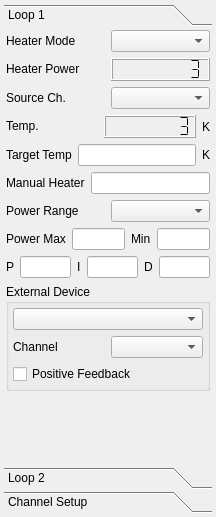
northriv/KAME, file modules/tempcontrol/tempcontrolform.ui: the form before one commit.
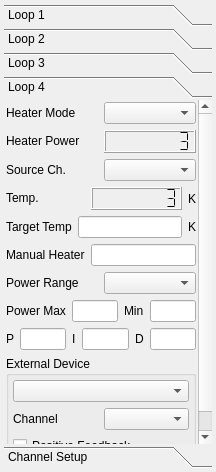
The form after the commit.

Commit message: upto 4 loops

Diff of the .ui file:
```diff
--- a/modules/tempcontrol/tempcontrolform.ui
+++ b/modules/tempcontrol/tempcontrolform.ui
@@ -7,7 +7,7 @@
     <x>0</x>
     <y>0</y>
     <width>216</width>
-    <height>517</height>
+    <height>472</height>
    </rect>
   </property>
   <property name="sizePolicy">
@@ -42,7 +42,7 @@
        <enum>QFrame::Plain</enum>
       </property>
       <property name="currentIndex">
-       <number>0</number>
+       <number>3</number>
       </property>
       <property name="tabSpacing">
        <number>2</number>
@@ -53,7 +53,7 @@
          <x>0</x>
          <y>0</y>
          <width>208</width>
-         <height>431</height>
+         <height>426</height>
         </rect>
        </property>
        <property name="sizePolicy">
@@ -127,7 +127,7 @@
             <property name="smallDecimalPoint">
              <bool>false</bool>
             </property>
-            <property name="numDigits">
+            <property name="digitCount">
              <number>8</number>
             </property>
             <property name="mode">
@@ -198,7 +198,7 @@
             <property name="smallDecimalPoint">
              <bool>false</bool>
             </property>
-            <property name="numDigits">
+            <property name="digitCount">
              <number>8</number>
             </property>
             <property name="mode">
@@ -979,6 +979,986 @@
         </item>
        </layout>
       </widget>
+      <widget class="QWidget" name="m_pageLoop3">
+       <property name="geometry">
+        <rect>
+         <x>0</x>
+         <y>0</y>
+         <width>208</width>
+         <height>426</height>
+        </rect>
+       </property>
+       <property name="sizePolicy">
+        <sizepolicy hsizetype="Preferred" vsizetype="Preferred">
+         <horstretch>0</horstretch>
+         <verstretch>0</verstretch>
+        </sizepolicy>
+       </property>
+       <property name="minimumSize">
+        <size>
+         <width>0</width>
+         <height>0</height>
+        </size>
+       </property>
+       <attribute name="label">
+        <string>Loop 3</string>
+       </attribute>
+       <layout class="QVBoxLayout" name="verticalLayout_32">
+        <property name="leftMargin">
+         <number>2</number>
+        </property>
+        <property name="topMargin">
+         <number>2</number>
+        </property>
+        <property name="rightMargin">
+         <number>2</number>
+        </property>
+        <property name="bottomMargin">
+         <number>2</number>
+        </property>
+        <item>
+         <layout class="QHBoxLayout">
+          <item>
+           <widget class="QLabel" name="textLabel317">
+            <property name="sizePolicy">
+             <sizepolicy hsizetype="Preferred" vsizetype="Fixed">
+              <horstretch>0</horstretch>
+              <verstretch>0</verstretch>
+             </sizepolicy>
+            </property>
+            <property name="text">
+             <string>Heater Mode</string>
+            </property>
+            <property name="wordWrap">
+             <bool>false</bool>
+            </property>
+           </widget>
+          </item>
+          <item>
+           <widget class="QComboBox" name="m_cmbHeaterMode3"/>
+          </item>
+         </layout>
+        </item>
+        <item>
+         <layout class="QHBoxLayout">
+          <item>
+           <widget class="QLabel" name="textLabel35">
+            <property name="sizePolicy">
+             <sizepolicy hsizetype="Preferred" vsizetype="Fixed">
+              <horstretch>0</horstretch>
+              <verstretch>0</verstretch>
+             </sizepolicy>
+            </property>
+            <property name="text">
+             <string>Heater Power</string>
+            </property>
+            <property name="wordWrap">
+             <bool>false</bool>
+            </property>
+           </widget>
+          </item>
+          <item>
+           <widget class="QLCDNumber" name="m_lcdHeater3">
+            <property name="frameShape">
+             <enum>QFrame::Box</enum>
+            </property>
+            <property name="frameShadow">
+             <enum>QFrame::Raised</enum>
+            </property>
+            <property name="smallDecimalPoint">
+             <bool>false</bool>
+            </property>
+            <property name="digitCount">
+             <number>8</number>
+            </property>
+            <property name="mode">
+             <enum>QLCDNumber::Dec</enum>
+            </property>
+            <property name="segmentStyle">
+             <enum>QLCDNumber::Flat</enum>
+            </property>
+            <property name="value" stdset="0">
+             <double>3.000000000000000</double>
+            </property>
+            <property name="intValue" stdset="0">
+             <number>3</number>
+            </property>
+           </widget>
+          </item>
+         </layout>
+        </item>
+        <item>
+         <layout class="QHBoxLayout">
+          <item>
+           <widget class="QLabel" name="textLabel316">
+            <property name="sizePolicy">
+             <sizepolicy hsizetype="Preferred" vsizetype="Fixed">
+              <horstretch>0</horstretch>
+              <verstretch>0</verstretch>
+             </sizepolicy>
+            </property>
+            <property name="text">
+             <string>Source Ch.</string>
+            </property>
+            <property name="wordWrap">
+             <bool>false</bool>
+            </property>
+           </widget>
+          </item>
+          <item>
+           <widget class="QComboBox" name="m_cmbSourceChannel3"/>
+          </item>
+         </layout>
+        </item>
+        <item>
+         <layout class="QHBoxLayout">
+          <item>
+           <widget class="QLabel" name="textLabel35_2">
+            <property name="sizePolicy">
+             <sizepolicy hsizetype="Preferred" vsizetype="Fixed">
+              <horstretch>0</horstretch>
+              <verstretch>0</verstretch>
+             </sizepolicy>
+            </property>
+            <property name="text">
+             <string>Temp.</string>
+            </property>
+            <property name="wordWrap">
+             <bool>false</bool>
+            </property>
+           </widget>
+          </item>
+          <item>
+           <widget class="QLCDNumber" name="m_lcdSourceTemp3">
+            <property name="frameShape">
+             <enum>QFrame::Box</enum>
+            </property>
+            <property name="frameShadow">
+             <enum>QFrame::Raised</enum>
+            </property>
+            <property name="smallDecimalPoint">
+             <bool>false</bool>
+            </property>
+            <property name="digitCount">
+             <number>8</number>
+            </property>
+            <property name="mode">
+             <enum>QLCDNumber::Dec</enum>
+            </property>
+            <property name="segmentStyle">
+             <enum>QLCDNumber::Flat</enum>
+            </property>
+            <property name="value" stdset="0">
+             <double>3.000000000000000</double>
+            </property>
+            <property name="intValue" stdset="0">
+             <number>3</number>
+            </property>
+           </widget>
+          </item>
+          <item>
+           <widget class="QLabel" name="textLabel39_2">
+            <property name="sizePolicy">
+             <sizepolicy hsizetype="Fixed" vsizetype="Preferred">
+              <horstretch>0</horstretch>
+              <verstretch>0</verstretch>
+             </sizepolicy>
+            </property>
+            <property name="text">
+             <string>K</string>
+            </property>
+            <property name="wordWrap">
+             <bool>false</bool>
+            </property>
+           </widget>
+          </item>
+         </layout>
+        </item>
+        <item>
+         <layout class="QHBoxLayout">
+          <item>
+           <widget class="QLabel" name="textLabel318">
+            <property name="sizePolicy">
+             <sizepolicy hsizetype="Preferred" vsizetype="Fixed">
+              <horstretch>0</horstretch>
+              <verstretch>0</verstretch>
+             </sizepolicy>
+            </property>
+            <property name="text">
+             <string>Target Temp</string>
+            </property>
+            <property name="wordWrap">
+             <bool>false</bool>
+            </property>
+           </widget>
+          </item>
+          <item>
+           <widget class="QLineEdit" name="m_edTargetTemp3"/>
+          </item>
+          <item>
+           <widget class="QLabel" name="textLabel39_2_2">
+            <property name="sizePolicy">
+             <sizepolicy hsizetype="Fixed" vsizetype="Preferred">
+              <horstretch>0</horstretch>
+              <verstretch>0</verstretch>
+             </sizepolicy>
+            </property>
+            <property name="text">
+             <string>K</string>
+            </property>
+            <property name="wordWrap">
+             <bool>false</bool>
+            </property>
+           </widget>
+          </item>
+         </layout>
+        </item>
+        <item>
+         <layout class="QHBoxLayout">
+          <item>
+           <widget class="QLabel" name="textLabel318_2">
+            <property name="sizePolicy">
+             <sizepolicy hsizetype="Preferred" vsizetype="Fixed">
+              <horstretch>0</horstretch>
+              <verstretch>0</verstretch>
+             </sizepolicy>
+            </property>
+            <property name="text">
+             <string>Manual Heater</string>
+            </property>
+            <property name="wordWrap">
+             <bool>false</bool>
+            </property>
+           </widget>
+          </item>
+          <item>
+           <widget class="QLineEdit" name="m_edManHeater3"/>
+          </item>
+         </layout>
+        </item>
+        <item>
+         <layout class="QHBoxLayout">
+          <item>
+           <widget class="QLabel" name="textLabel322">
+            <property name="sizePolicy">
+             <sizepolicy hsizetype="Preferred" vsizetype="Fixed">
+              <horstretch>0</horstretch>
+              <verstretch>0</verstretch>
+             </sizepolicy>
+            </property>
+            <property name="text">
+             <string>Power Range</string>
+            </property>
+            <property name="wordWrap">
+             <bool>false</bool>
+            </property>
+           </widget>
+          </item>
+          <item>
+           <widget class="QComboBox" name="m_cmbPowerRange3"/>
+          </item>
+         </layout>
+        </item>
+        <item>
+         <layout class="QHBoxLayout" name="_35">
+          <item>
+           <widget class="QLabel" name="textLabel318_2_3">
+            <property name="sizePolicy">
+             <sizepolicy hsizetype="Preferred" vsizetype="Fixed">
+              <horstretch>0</horstretch>
+              <verstretch>0</verstretch>
+             </sizepolicy>
+            </property>
+            <property name="text">
+             <string>Power Max</string>
+            </property>
+            <property name="wordWrap">
+             <bool>false</bool>
+            </property>
+           </widget>
+          </item>
+          <item>
+           <widget class="QLineEdit" name="m_edPowerMax3">
+            <property name="sizePolicy">
+             <sizepolicy hsizetype="Preferred" vsizetype="Fixed">
+              <horstretch>0</horstretch>
+              <verstretch>0</verstretch>
+             </sizepolicy>
+            </property>
+           </widget>
+          </item>
+          <item>
+           <widget class="QLabel" name="textLabel318_2_2_4">
+            <property name="sizePolicy">
+             <sizepolicy hsizetype="Preferred" vsizetype="Fixed">
+              <horstretch>0</horstretch>
+              <verstretch>0</verstretch>
+             </sizepolicy>
+            </property>
+            <property name="text">
+             <string>Min</string>
+            </property>
+            <property name="wordWrap">
+             <bool>false</bool>
+            </property>
+           </widget>
+          </item>
+          <item>
+           <widget class="QLineEdit" name="m_edPowerMin3">
+            <property name="sizePolicy">
+             <sizepolicy hsizetype="Preferred" vsizetype="Fixed">
+              <horstretch>0</horstretch>
+              <verstretch>0</verstretch>
+             </sizepolicy>
+            </property>
+           </widget>
+          </item>
+         </layout>
+        </item>
+        <item>
+         <layout class="QHBoxLayout" name="_34">
+          <item>
+           <widget class="QLabel" name="textLabel318_2_2">
+            <property name="sizePolicy">
+             <sizepolicy hsizetype="Preferred" vsizetype="Fixed">
+              <horstretch>0</horstretch>
+              <verstretch>0</verstretch>
+             </sizepolicy>
+            </property>
+            <property name="text">
+             <string>P</string>
+            </property>
+            <property name="wordWrap">
+             <bool>false</bool>
+            </property>
+           </widget>
+          </item>
+          <item>
+           <widget class="QLineEdit" name="m_edP3">
+            <property name="sizePolicy">
+             <sizepolicy hsizetype="Preferred" vsizetype="Fixed">
+              <horstretch>0</horstretch>
+              <verstretch>0</verstretch>
+             </sizepolicy>
+            </property>
+           </widget>
+          </item>
+          <item>
+           <widget class="QLabel" name="textLabel318_2_2_2">
+            <property name="sizePolicy">
+             <sizepolicy hsizetype="Preferred" vsizetype="Fixed">
+              <horstretch>0</horstretch>
+              <verstretch>0</verstretch>
+             </sizepolicy>
+            </property>
+            <property name="text">
+             <string>I</string>
+            </property>
+            <property name="wordWrap">
+             <bool>false</bool>
+            </property>
+           </widget>
+          </item>
+          <item>
+           <widget class="QLineEdit" name="m_edI3">
+            <property name="sizePolicy">
+             <sizepolicy hsizetype="Preferred" vsizetype="Fixed">
+              <horstretch>0</horstretch>
+              <verstretch>0</verstretch>
+             </sizepolicy>
+            </property>
+           </widget>
+          </item>
+          <item>
+           <widget class="QLabel" name="textLabel318_2_2_3">
+            <property name="sizePolicy">
+             <sizepolicy hsizetype="Preferred" vsizetype="Fixed">
+              <horstretch>0</horstretch>
+              <verstretch>0</verstretch>
+             </sizepolicy>
+            </property>
+            <property name="text">
+             <string>D</string>
+            </property>
+            <property name="wordWrap">
+             <bool>false</bool>
+            </property>
+           </widget>
+          </item>
+          <item>
+           <widget class="QLineEdit" name="m_edD3">
+            <property name="sizePolicy">
+             <sizepolicy hsizetype="Preferred" vsizetype="Fixed">
+              <horstretch>0</horstretch>
+              <verstretch>0</verstretch>
+             </sizepolicy>
+            </property>
+           </widget>
+          </item>
+         </layout>
+        </item>
+        <item>
+         <widget class="QGroupBox" name="groupBox32">
+          <property name="title">
+           <string>External Device</string>
+          </property>
+          <layout class="QGridLayout" name="gridLayout">
+           <property name="leftMargin">
+            <number>4</number>
+           </property>
+           <property name="topMargin">
+            <number>4</number>
+           </property>
+           <property name="rightMargin">
+            <number>4</number>
+           </property>
+           <property name="bottomMargin">
+            <number>4</number>
+           </property>
+           <item row="1" column="0">
+            <widget class="QLabel" name="textLabel31">
+             <property name="sizePolicy">
+              <sizepolicy hsizetype="Preferred" vsizetype="Fixed">
+               <horstretch>0</horstretch>
+               <verstretch>0</verstretch>
+              </sizepolicy>
+             </property>
+             <property name="text">
+              <string>Channel</string>
+             </property>
+             <property name="wordWrap">
+              <bool>false</bool>
+             </property>
+            </widget>
+           </item>
+           <item row="0" column="0" colspan="2">
+            <widget class="QComboBox" name="m_cmbExtDevice3">
+             <property name="sizePolicy">
+              <sizepolicy hsizetype="Preferred" vsizetype="Fixed">
+               <horstretch>0</horstretch>
+               <verstretch>0</verstretch>
+              </sizepolicy>
+             </property>
+            </widget>
+           </item>
+           <item row="1" column="1">
+            <widget class="QComboBox" name="m_cmbExtDCSrcCh3"/>
+           </item>
+           <item row="2" column="0" colspan="2">
+            <widget class="QCheckBox" name="m_ckbExtIsPositive3">
+             <property name="text">
+              <string>Positive Feedback</string>
+             </property>
+            </widget>
+           </item>
+          </layout>
+         </widget>
+        </item>
+        <item>
+         <spacer name="verticalSpacer_32">
+          <property name="orientation">
+           <enum>Qt::Vertical</enum>
+          </property>
+          <property name="sizeHint" stdset="0">
+           <size>
+            <width>20</width>
+            <height>16</height>
+           </size>
+          </property>
+         </spacer>
+        </item>
+       </layout>
+      </widget>
+      <widget class="QWidget" name="m_pageLoop4">
+       <property name="geometry">
+        <rect>
+         <x>0</x>
+         <y>0</y>
+         <width>208</width>
+         <height>426</height>
+        </rect>
+       </property>
+       <property name="sizePolicy">
+        <sizepolicy hsizetype="Preferred" vsizetype="Preferred">
+         <horstretch>0</horstretch>
+         <verstretch>0</verstretch>
+        </sizepolicy>
+       </property>
+       <property name="minimumSize">
+        <size>
+         <width>0</width>
+         <height>0</height>
+        </size>
+       </property>
+       <attribute name="label">
+        <string>Loop 4</string>
+       </attribute>
+       <layout class="QVBoxLayout" name="verticalLayout_42">
+        <property name="leftMargin">
+         <number>2</number>
+        </property>
+        <property name="topMargin">
+         <number>2</number>
+        </property>
+        <property name="rightMargin">
+         <number>2</number>
+        </property>
+        <property name="bottomMargin">
+         <number>2</number>
+        </property>
+        <item>
+         <layout class="QHBoxLayout">
+          <item>
+           <widget class="QLabel" name="textLabel417">
+            <property name="sizePolicy">
+             <sizepolicy hsizetype="Preferred" vsizetype="Fixed">
+              <horstretch>0</horstretch>
+              <verstretch>0</verstretch>
+             </sizepolicy>
+            </property>
+            <property name="text">
+             <string>Heater Mode</string>
+            </property>
+            <property name="wordWrap">
+             <bool>false</bool>
+            </property>
+           </widget>
+          </item>
+          <item>
+           <widget class="QComboBox" name="m_cmbHeaterMode4"/>
+          </item>
+         </layout>
+        </item>
+        <item>
+         <layout class="QHBoxLayout">
+          <item>
+           <widget class="QLabel" name="textLabel45">
+            <property name="sizePolicy">
+             <sizepolicy hsizetype="Preferred" vsizetype="Fixed">
+              <horstretch>0</horstretch>
+              <verstretch>0</verstretch>
+             </sizepolicy>
+            </property>
+            <property name="text">
+             <string>Heater Power</string>
+            </property>
+            <property name="wordWrap">
+             <bool>false</bool>
+            </property>
+           </widget>
+          </item>
+          <item>
+           <widget class="QLCDNumber" name="m_lcdHeater4">
+            <property name="frameShape">
+             <enum>QFrame::Box</enum>
+            </property>
+            <property name="frameShadow">
+             <enum>QFrame::Raised</enum>
+            </property>
+            <property name="smallDecimalPoint">
+             <bool>false</bool>
+            </property>
+            <property name="digitCount">
+             <number>8</number>
+            </property>
+            <property name="mode">
+             <enum>QLCDNumber::Dec</enum>
+            </property>
+            <property name="segmentStyle">
+             <enum>QLCDNumber::Flat</enum>
+            </property>
+            <property name="value" stdset="0">
+             <double>3.000000000000000</double>
+            </property>
+            <property name="intValue" stdset="0">
+             <number>3</number>
+            </property>
+           </widget>
+          </item>
+         </layout>
+        </item>
+        <item>
+         <layout class="QHBoxLayout">
+          <item>
+           <widget class="QLabel" name="textLabel416">
+            <property name="sizePolicy">
+             <sizepolicy hsizetype="Preferred" vsizetype="Fixed">
+              <horstretch>0</horstretch>
+              <verstretch>0</verstretch>
+             </sizepolicy>
+            </property>
+            <property name="text">
+             <string>Source Ch.</string>
+            </property>
+            <property name="wordWrap">
+             <bool>false</bool>
+            </property>
+           </widget>
+          </item>
+          <item>
+           <widget class="QComboBox" name="m_cmbSourceChannel4"/>
+          </item>
+         </layout>
+        </item>
+        <item>
+         <layout class="QHBoxLayout">
+          <item>
+           <widget class="QLabel" name="textLabel45_2">
+            <property name="sizePolicy">
+             <sizepolicy hsizetype="Preferred" vsizetype="Fixed">
+              <horstretch>0</horstretch>
+              <verstretch>0</verstretch>
+             </sizepolicy>
+            </property>
+            <property name="text">
+             <string>Temp.</string>
+            </property>
+            <property name="wordWrap">
+             <bool>false</bool>
+            </property>
+           </widget>
+          </item>
+          <item>
+           <widget class="QLCDNumber" name="m_lcdSourceTemp4">
+            <property name="frameShape">
+             <enum>QFrame::Box</enum>
+            </property>
+            <property name="frameShadow">
+             <enum>QFrame::Raised</enum>
+            </property>
+            <property name="smallDecimalPoint">
+             <bool>false</bool>
+            </property>
+            <property name="digitCount">
+             <number>8</number>
+            </property>
+            <property name="mode">
+             <enum>QLCDNumber::Dec</enum>
+            </property>
+            <property name="segmentStyle">
+             <enum>QLCDNumber::Flat</enum>
+            </property>
+            <property name="value" stdset="0">
+             <double>3.000000000000000</double>
+            </property>
+            <property name="intValue" stdset="0">
+             <number>3</number>
+            </property>
+           </widget>
+          </item>
+          <item>
+           <widget class="QLabel" name="textLabel49_2">
+            <property name="sizePolicy">
+             <sizepolicy hsizetype="Fixed" vsizetype="Preferred">
+              <horstretch>0</horstretch>
+              <verstretch>0</verstretch>
+             </sizepolicy>
+            </property>
+            <property name="text">
+             <string>K</string>
+            </property>
+            <property name="wordWrap">
+             <bool>false</bool>
+            </property>
+           </widget>
+          </item>
+         </layout>
+        </item>
+        <item>
+         <layout class="QHBoxLayout">
+          <item>
+           <widget class="QLabel" name="textLabel418">
+            <property name="sizePolicy">
+             <sizepolicy hsizetype="Preferred" vsizetype="Fixed">
+              <horstretch>0</horstretch>
+              <verstretch>0</verstretch>
+             </sizepolicy>
+            </property>
+            <property name="text">
+             <string>Target Temp</string>
+            </property>
+            <property name="wordWrap">
+             <bool>false</bool>
+            </property>
+           </widget>
+          </item>
+          <item>
+           <widget class="QLineEdit" name="m_edTargetTemp4"/>
+          </item>
+          <item>
+           <widget class="QLabel" name="textLabel49_2_2">
+            <property name="sizePolicy">
+             <sizepolicy hsizetype="Fixed" vsizetype="Preferred">
+              <horstretch>0</horstretch>
+              <verstretch>0</verstretch>
+             </sizepolicy>
+            </property>
+            <property name="text">
+             <string>K</string>
+            </property>
+            <property name="wordWrap">
+             <bool>false</bool>
+            </property>
+           </widget>
+          </item>
+         </layout>
+        </item>
+        <item>
+         <layout class="QHBoxLayout">
+          <item>
+           <widget class="QLabel" name="textLabel418_2">
+            <property name="sizePolicy">
+             <sizepolicy hsizetype="Preferred" vsizetype="Fixed">
+              <horstretch>0</horstretch>
+              <verstretch>0</verstretch>
+             </sizepolicy>
+            </property>
+            <property name="text">
+             <string>Manual Heater</string>
+            </property>
+            <property name="wordWrap">
+             <bool>false</bool>
+            </property>
+           </widget>
+          </item>
+          <item>
+           <widget class="QLineEdit" name="m_edManHeater4"/>
+          </item>
+         </layout>
+        </item>
+        <item>
+         <layout class="QHBoxLayout">
+          <item>
+           <widget class="QLabel" name="textLabel422">
+            <property name="sizePolicy">
+             <sizepolicy hsizetype="Preferred" vsizetype="Fixed">
+              <horstretch>0</horstretch>
+              <verstretch>0</verstretch>
+             </sizepolicy>
+            </property>
+            <property name="text">
+             <string>Power Range</string>
+            </property>
+            <property name="wordWrap">
+             <bool>false</bool>
+            </property>
+           </widget>
+          </item>
+          <item>
+           <widget class="QComboBox" name="m_cmbPowerRange4"/>
+          </item>
+         </layout>
+        </item>
+        <item>
+         <layout class="QHBoxLayout" name="_5">
+          <item>
+           <widget class="QLabel" name="textLabel418_2_3">
+            <property name="sizePolicy">
+             <sizepolicy hsizetype="Preferred" vsizetype="Fixed">
+              <horstretch>0</horstretch>
+              <verstretch>0</verstretch>
+             </sizepolicy>
+            </property>
+            <property name="text">
+             <string>Power Max</string>
+            </property>
+            <property name="wordWrap">
+             <bool>false</bool>
+            </property>
+           </widget>
+          </item>
+          <item>
+           <widget class="QLineEdit" name="m_edPowerMax4">
+            <property name="sizePolicy">
+             <sizepolicy hsizetype="Preferred" vsizetype="Fixed">
+              <horstretch>0</horstretch>
+              <verstretch>0</verstretch>
+             </sizepolicy>
+            </property>
+           </widget>
+          </item>
+          <item>
+           <widget class="QLabel" name="textLabel418_2_2_4">
+            <property name="sizePolicy">
+             <sizepolicy hsizetype="Preferred" vsizetype="Fixed">
+              <horstretch>0</horstretch>
+              <verstretch>0</verstretch>
+             </sizepolicy>
+            </property>
+            <property name="text">
+             <string>Min</string>
+            </property>
+            <property name="wordWrap">
+             <bool>false</bool>
+            </property>
+           </widget>
+          </item>
+          <item>
+           <widget class="QLineEdit" name="m_edPowerMin4">
+            <property name="sizePolicy">
+             <sizepolicy hsizetype="Preferred" vsizetype="Fixed">
+              <horstretch>0</horstretch>
+              <verstretch>0</verstretch>
+             </sizepolicy>
+            </property>
+           </widget>
+          </item>
+         </layout>
+        </item>
+        <item>
+         <layout class="QHBoxLayout" name="_44">
+          <item>
+           <widget class="QLabel" name="textLabel418_2_2">
+            <property name="sizePolicy">
+             <sizepolicy hsizetype="Preferred" vsizetype="Fixed">
+              <horstretch>0</horstretch>
+              <verstretch>0</verstretch>
+             </sizepolicy>
+            </property>
+            <property name="text">
+             <string>P</string>
+            </property>
+            <property name="wordWrap">
+             <bool>false</bool>
+            </property>
+           </widget>
+          </item>
+          <item>
+           <widget class="QLineEdit" name="m_edP4">
+            <property name="sizePolicy">
+             <sizepolicy hsizetype="Preferred" vsizetype="Fixed">
+              <horstretch>0</horstretch>
+              <verstretch>0</verstretch>
+             </sizepolicy>
+            </property>
+           </widget>
+          </item>
+          <item>
+           <widget class="QLabel" name="textLabel148_2_2_2">
+            <property name="sizePolicy">
+             <sizepolicy hsizetype="Preferred" vsizetype="Fixed">
+              <horstretch>0</horstretch>
+              <verstretch>0</verstretch>
+             </sizepolicy>
+            </property>
+            <property name="text">
+             <string>I</string>
+            </property>
+            <property name="wordWrap">
+             <bool>false</bool>
+            </property>
+           </widget>
+          </item>
+          <item>
+           <widget class="QLineEdit" name="m_edI4">
+            <property name="sizePolicy">
+             <sizepolicy hsizetype="Preferred" vsizetype="Fixed">
+              <horstretch>0</horstretch>
+              <verstretch>0</verstretch>
+             </sizepolicy>
+            </property>
+           </widget>
+          </item>
+          <item>
+           <widget class="QLabel" name="textLabel418_2_2_3">
+            <property name="sizePolicy">
+             <sizepolicy hsizetype="Preferred" vsizetype="Fixed">
+              <horstretch>0</horstretch>
+              <verstretch>0</verstretch>
+             </sizepolicy>
+            </property>
+            <property name="text">
+             <string>D</string>
+            </property>
+            <property name="wordWrap">
+             <bool>false</bool>
+            </property>
+           </widget>
+          </item>
+          <item>
+           <widget class="QLineEdit" name="m_edD4">
+            <property name="sizePolicy">
+             <sizepolicy hsizetype="Preferred" vsizetype="Fixed">
+              <horstretch>0</horstretch>
+              <verstretch>0</verstretch>
+             </sizepolicy>
+            </property>
+           </widget>
+          </item>
+         </layout>
+        </item>
+        <item>
+         <widget class="QGroupBox" name="groupBox42">
+          <property name="title">
+           <string>External Device</string>
+          </property>
+          <layout class="QGridLayout" name="gridLayout">
+           <property name="leftMargin">
+            <number>4</number>
+           </property>
+           <property name="topMargin">
+            <number>4</number>
+           </property>
+           <property name="rightMargin">
+            <number>4</number>
+           </property>
+           <property name="bottomMargin">
+            <number>4</number>
+           </property>
+           <item row="1" column="0">
+            <widget class="QLabel" name="textLabel41">
+             <property name="sizePolicy">
+              <sizepolicy hsizetype="Preferred" vsizetype="Fixed">
+               <horstretch>0</horstretch>
+               <verstretch>0</verstretch>
+              </sizepolicy>
+             </property>
+             <property name="text">
+              <string>Channel</string>
+             </property>
+             <property name="wordWrap">
+              <bool>false</bool>
+             </property>
+            </widget>
+           </item>
+           <item row="0" column="0" colspan="2">
+            <widget class="QComboBox" name="m_cmbExtDevice4">
+             <property name="sizePolicy">
+              <sizepolicy hsizetype="Preferred" vsizetype="Fixed">
+               <horstretch>0</horstretch>
+               <verstretch>0</verstretch>
+              </sizepolicy>
+             </property>
+            </widget>
+           </item>
+           <item row="1" column="1">
+            <widget class="QComboBox" name="m_cmbExtDCSrcCh4"/>
+           </item>
+           <item row="2" column="0" colspan="2">
+            <widget class="QCheckBox" name="m_ckbExtIsPositive4">
+             <property name="text">
+              <string>Positive Feedback</string>
+             </property>
+            </widget>
+           </item>
+          </layout>
+         </widget>
+        </item>
+        <item>
+         <spacer name="verticalSpacer_42">
+          <property name="orientation">
+           <enum>Qt::Vertical</enum>
+          </property>
+          <property name="sizeHint" stdset="0">
+           <size>
+            <width>20</width>
+            <height>16</height>
+           </size>
+          </property>
+         </spacer>
+        </item>
+       </layout>
+      </widget>
       <widget class="QWidget" name="m_pageChannelSetup">
        <property name="geometry">
         <rect>
```
Left out of the diff: 67 changed lines with no effect on the pictures. The commit also changes 2 other files.
